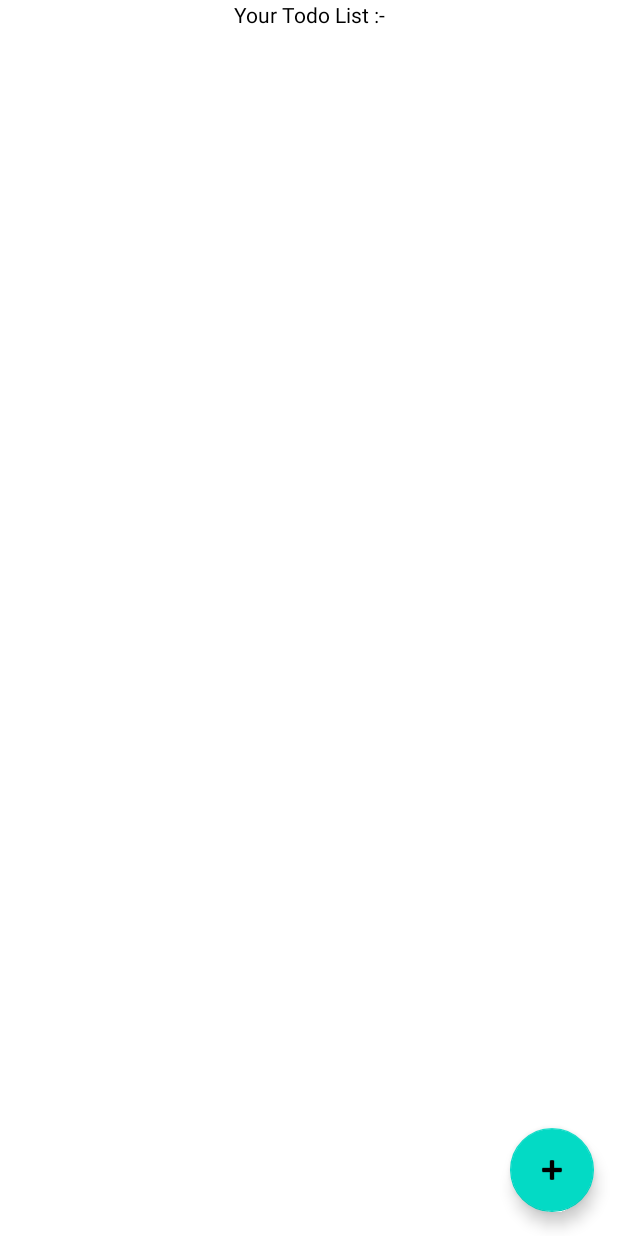
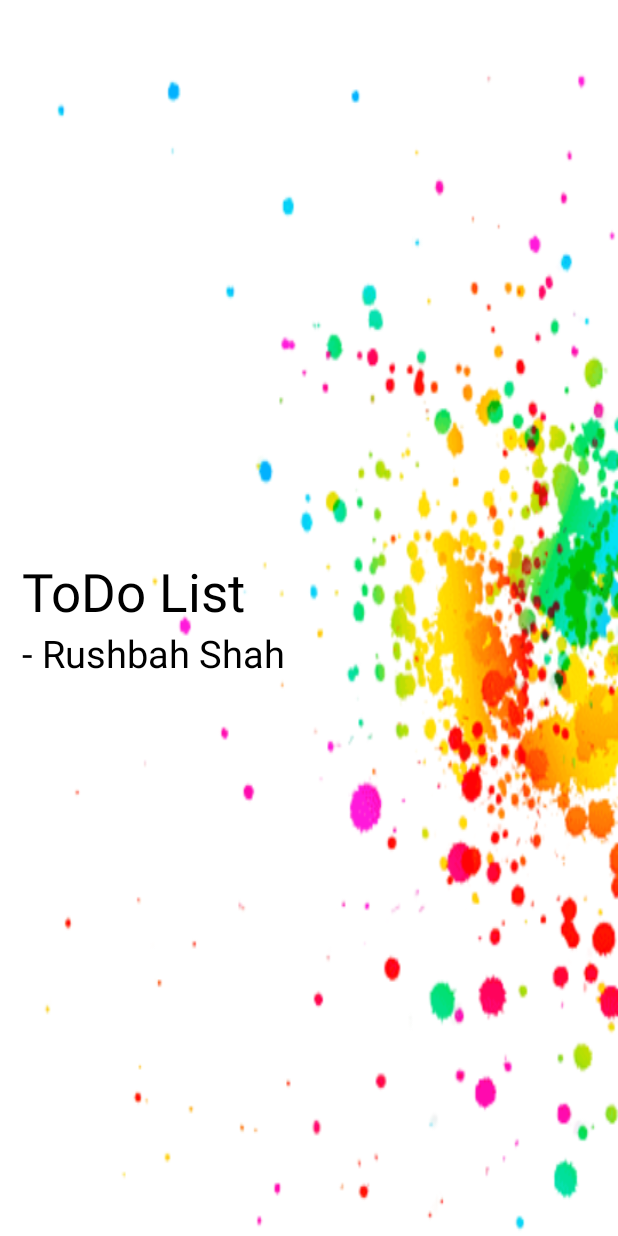
Before and after one commit to Rushabh795/TodoList-App, an Android app: the first screen one second after launch (MainActivity before the commit, SplashActivity after it), on a phone screen of 412 x 824 dp. Run offline under Robolectric (Android 15) with nearby library versions, the phone set to English and light mode, and no system bars.

Commit message:
-Added bg images -Add Splash screen -Add delete item logic -Layout changes

```diff
--- /dev/null
+++ b/app/src/main/java/com/rushabh/todolistapp/SplashActivity.java
@@ -0,0 +1,30 @@
+package com.rushabh.todolistapp;
+
+import androidx.appcompat.app.AppCompatActivity;
+
+import android.content.Intent;
+import android.os.Bundle;
+import android.os.Handler;
+
+public class SplashActivity extends AppCompatActivity {
+
+    @Override
+    protected void onCreate(Bundle savedInstanceState) {
+        super.onCreate(savedInstanceState);
+        setContentView(R.layout.activity_splash);
+        new Handler().postDelayed(new Runnable() {
+            @Override
+            public void run() {
+
+                //This method will be executed once the timer is over
+                // Start your app main activity
+                //Redirect to Splash Activity to our main Activity
+                Intent i = new Intent(SplashActivity.this, MainActivity.class);
+                startActivity(i);
+                // close this activity
+                finish();
+            }
+        }, 3000);
+    }
+
+}
--- /dev/null
+++ b/app/src/main/res/layout/activity_splash.xml
@@ -0,0 +1,60 @@
+<?xml version="1.0" encoding="utf-8"?>
+<LinearLayout xmlns:android="http://schemas.android.com/apk/res/android"
+    xmlns:app="http://schemas.android.com/apk/res-auto"
+    xmlns:tools="http://schemas.android.com/tools"
+    android:layout_width="match_parent"
+    android:layout_height="match_parent"
+    android:background="@color/white"
+    android:orientation="vertical"
+    tools:context=".SplashActivity">
+
+    <LinearLayout
+        android:layout_width="fill_parent"
+        android:layout_height="fill_parent"
+        android:orientation="vertical"
+        android:background="@drawable/splash"
+        android:weightSum="0.9">
+
+        <LinearLayout
+            android:layout_width="fill_parent"
+            android:layout_height="0dp"
+            android:layout_weight="0.3"></LinearLayout>
+
+        <LinearLayout
+            android:layout_width="fill_parent"
+            android:layout_height="0dp"
+            android:orientation="vertical"
+            android:layout_gravity="center"
+            android:gravity="center"
+            android:layout_weight="0.3">
+
+            <TextView
+                android:layout_width="fill_parent"
+                android:layout_height="wrap_content"
+                android:layout_gravity="center"
+                android:layout_marginLeft="10dp"
+                android:gravity="center|left"
+                android:text="ToDo List"
+                android:textColor="@color/black"
+                android:textSize="35dp"></TextView>
+
+            <TextView
+                android:layout_width="fill_parent"
+                android:layout_height="wrap_content"
+                android:layout_gravity="center"
+                android:layout_marginLeft="10dp"
+                android:gravity="center|left"
+                android:text="- Rushbah Shah"
+                android:textColor="@color/black"
+                android:textSize="25dp">
+
+            </TextView>
+        </LinearLayout>
+    </LinearLayout>
+
+    <LinearLayout
+        android:layout_width="fill_parent"
+        android:layout_height="0dp"
+        android:layout_weight="0.3"></LinearLayout>
+
+</LinearLayout>
```
Also changed, not shown: app/src/main/AndroidManifest.xml (+8 -3 lines), app/src/main/java/com/rushabh/todolistapp/MainActivity.java (+40 -21 lines), app/src/main/res/drawable/border.xml (added, +9 -0 lines), app/src/main/res/layout/add_item_layout.xml (+6 -4 lines), app/src/main/res/layout/raw_data_list.xml (+31 -11 lines), app/src/main/res/drawable/delete.png (added), app/src/main/res/drawable/right.png (added), app/src/main/res/drawable/splash.png (added).
